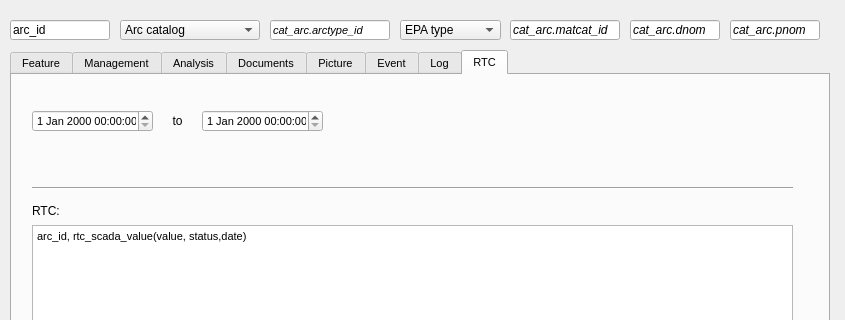
Above: ui/ws_arc.ui from Giswater/giswater_qgis_plugin before the change; both pictures show x 0 to 845 and y 0 to 320 of the 845 by 585 pixel window. Below: the same form after it.
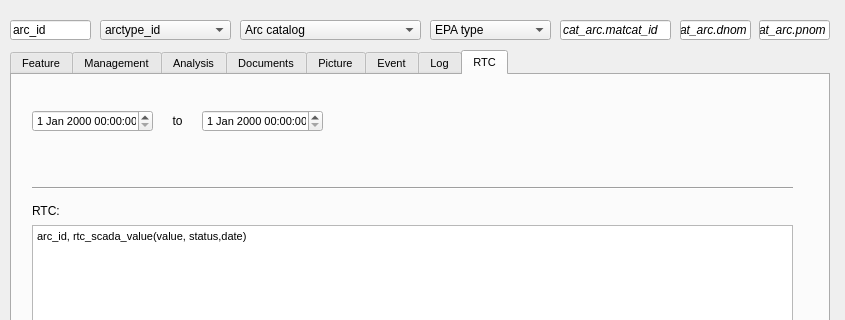
That is the form after the change.

```diff
--- a/ui/ws_arc.ui
+++ b/ui/ws_arc.ui
@@ -2835,7 +2835,7 @@
     <rect>
      <x>10</x>
      <y>20</y>
-     <width>100</width>
+     <width>81</width>
      <height>20</height>
     </rect>
    </property>
@@ -2859,9 +2859,9 @@
   <widget class="QComboBox" name="v_edit_arc_arccat_id">
    <property name="geometry">
     <rect>
-     <x>120</x>
+     <x>240</x>
      <y>20</y>
-     <width>140</width>
+     <width>181</width>
      <height>20</height>
     </rect>
    </property>
@@ -2874,9 +2874,9 @@
   <widget class="QLineEdit" name="cat_arc_pnom">
    <property name="geometry">
     <rect>
-     <x>730</x>
+     <x>759</x>
      <y>20</y>
-     <width>90</width>
+     <width>71</width>
      <height>20</height>
     </rect>
    </property>
@@ -2965,9 +2965,9 @@
   <widget class="QLineEdit" name="cat_arc_dnom">
    <property name="geometry">
     <rect>
-     <x>630</x>
+     <x>680</x>
      <y>20</y>
-     <width>90</width>
+     <width>71</width>
      <height>20</height>
     </rect>
    </property>
@@ -2983,9 +2983,9 @@
   <widget class="QLineEdit" name="cat_arc_matcat_id">
    <property name="geometry">
     <rect>
-     <x>510</x>
+     <x>560</x>
      <y>20</y>
-     <width>110</width>
+     <width>111</width>
      <height>20</height>
     </rect>
    </property>
@@ -2998,31 +2998,12 @@
     <string>cat_arc.matcat_id</string>
    </property>
   </widget>
-  <widget class="QLineEdit" name="cat_arc_arctype_id">
-   <property name="geometry">
-    <rect>
-     <x>270</x>
-     <y>20</y>
-     <width>120</width>
-     <height>20</height>
-    </rect>
-   </property>
-   <property name="font">
-    <font>
-     <pointsize>8</pointsize>
-     <italic>true</italic>
-    </font>
-   </property>
-   <property name="text">
-    <string>cat_arc.arctype_id</string>
-   </property>
-  </widget>
   <widget class="QComboBox" name="v_edit_arc_epa_type">
    <property name="geometry">
     <rect>
-     <x>400</x>
+     <x>430</x>
      <y>20</y>
-     <width>101</width>
+     <width>121</width>
      <height>20</height>
     </rect>
    </property>
@@ -3047,6 +3028,21 @@
     </property>
    </item>
   </widget>
+  <widget class="QComboBox" name="catarctype_id">
+   <property name="geometry">
+    <rect>
+     <x>100</x>
+     <y>20</y>
+     <width>131</width>
+     <height>20</height>
+    </rect>
+   </property>
+   <item>
+    <property name="text">
+     <string>arctype_id</string>
+    </property>
+   </item>
+  </widget>
  </widget>
  <resources/>
  <connections/>
```
